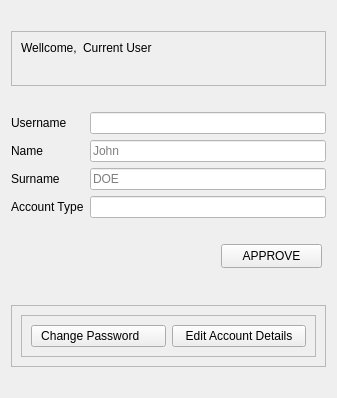
The window that UI_Files/settings_ui.ui (ibrahimes82/VIT3-Python-Module-Week7) describes before a commit, drawn with Qt 5.
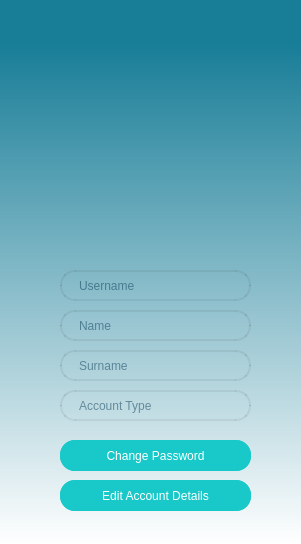
The same window after the commit. Icons and pictures are not drawn.

Commit message: settings ile ilgili moduller uyumlu hale getirildi

What changed in the file:
```diff
--- a/UI_Files/settings_ui.ui
+++ b/UI_Files/settings_ui.ui
@@ -6,10 +6,22 @@
    <rect>
     <x>0</x>
     <y>0</y>
-    <width>337</width>
-    <height>398</height>
+    <width>301</width>
+    <height>544</height>
    </rect>
   </property>
+  <property name="minimumSize">
+   <size>
+    <width>301</width>
+    <height>544</height>
+   </size>
+  </property>
+  <property name="maximumSize">
+   <size>
+    <width>301</width>
+    <height>544</height>
+   </size>
+  </property>
   <property name="windowTitle">
    <string>Settings</string>
   </property>
@@ -18,225 +30,391 @@
     <normaloff>pictures/werhere_icon.png</normaloff>pictures/werhere_icon.png</iconset>
   </property>
   <property name="styleSheet">
-   <string notr="true">One value - border-radius: 100px;</string>
+   <string notr="true">
+background-color: qlineargradient(spread:pad, x1:0.472, y1:0, x2:0.472, y2:1, stop:0.0795455 rgba(24, 125, 151, 255), stop:1 rgba(255, 255, 255, 255));</string>
   </property>
-  <layout class="QVBoxLayout" name="verticalLayout">
-   <item>
-    <spacer name="horizontalSpacer_2">
-     <property name="orientation">
-      <enum>Qt::Horizontal</enum>
-     </property>
-     <property name="sizeHint" stdset="0">
-      <size>
-       <width>40</width>
-       <height>20</height>
-      </size>
-     </property>
-    </spacer>
-   </item>
-   <item>
-    <widget class="QFrame" name="frame">
-     <property name="frameShape">
-      <enum>QFrame::StyledPanel</enum>
-     </property>
-     <property name="frameShadow">
-      <enum>QFrame::Raised</enum>
-     </property>
-     <layout class="QGridLayout" name="gridLayout_3">
-      <item row="0" column="0">
-       <layout class="QFormLayout" name="formLayout_3">
-        <item row="0" column="0">
-         <widget class="QLabel" name="labelHosgeldiniz">
+  <widget class="QLabel" name="labelPicture">
+   <property name="geometry">
+    <rect>
+     <x>20</x>
+     <y>20</y>
+     <width>281</width>
+     <height>201</height>
+    </rect>
+   </property>
+   <property name="styleSheet">
+    <string notr="true">background-color: rgba(0, 0, 0,0%);</string>
+   </property>
           <property name="text">
-           <string>Wellcome,</string>
-          </property>
-         </widget>
-        </item>
-        <item row="0" column="1">
-         <widget class="QLabel" name="labelCurrentUser">
-          <property name="text">
-           <string>Current User</string>
-          </property>
-         </widget>
-        </item>
-       </layout>
-      </item>
-     </layout>
-    </widget>
-   </item>
-   <item>
-    <spacer name="horizontalSpacer">
-     <property name="orientation">
-      <enum>Qt::Horizontal</enum>
-     </property>
-     <property name="sizeHint" stdset="0">
-      <size>
-       <width>316</width>
-       <height>20</height>
-      </size>
-     </property>
-    </spacer>
-   </item>
-   <item>
-    <layout class="QFormLayout" name="formLayout">
-     <item row="0" column="0">
-      <widget class="QLabel" name="labelUserName">
-       <property name="text">
-        <string>Username</string>
-       </property>
-      </widget>
-     </item>
-     <item row="0" column="1">
+    <string/>
+   </property>
+   <property name="pixmap">
+    <pixmap>../../../Downloads/settingFoto.png</pixmap>
+   </property>
+  </widget>
       <widget class="QLineEdit" name="lineEditUserName">
        <property name="enabled">
         <bool>false</bool>
        </property>
+   <property name="geometry">
+    <rect>
+     <x>60</x>
+     <y>270</y>
+     <width>191</width>
+     <height>31</height>
+    </rect>
+   </property>
+   <property name="focusPolicy">
+    <enum>Qt::StrongFocus</enum>
+   </property>
        <property name="styleSheet">
-        <string notr="true">background-color: rgb(255, 255, 255);</string>
-       </property>
-      </widget>
-     </item>
-     <item row="1" column="0">
-      <widget class="QLabel" name="labelName">
+    <string notr="true">QLineEdit {
+ color: rgb(5, 58, 85);
+  border: 2px solid rgba(38, 38, 48,20);
+  border-radius: 15px;
+  
+  padding-left: 15px;
+  background-color: rgba(36, 36, 36,0);
+ 
+}
+
+QLineEdit:hover {
+	border: 2px solid rgb(0, 255, 255);
+}
+
+ QLineEdit:focus  {
+  border: 2px solid rgb(35, 218, 233);
+
+}
+
+   
+
+
+
+</string>
+   </property>
        <property name="text">
-        <string>Name</string>
-       </property>
-      </widget>
-     </item>
-     <item row="1" column="1">
+    <string/>
+   </property>
+   <property name="placeholderText">
+    <string>Username</string>
+   </property>
+  </widget>
       <widget class="QLineEdit" name="lineEditName">
        <property name="enabled">
         <bool>false</bool>
        </property>
+   <property name="geometry">
+    <rect>
+     <x>60</x>
+     <y>310</y>
+     <width>191</width>
+     <height>31</height>
+    </rect>
+   </property>
        <property name="styleSheet">
-        <string notr="true">background-color: rgb(255, 255, 255);</string>
-       </property>
-       <property name="placeholderText">
-        <string>John</string>
-       </property>
-      </widget>
-     </item>
-     <item row="2" column="0">
-      <widget class="QLabel" name="labelSurname">
+    <string notr="true">QLineEdit {
+ color: rgb(5, 58, 85);
+  border: 2px solid rgba(38, 38, 48,20);
+  border-radius: 15px;
+  padding-left: 15px;
+  background-color: rgba(36, 36, 36,0);
+ 
+}
+
+QLineEdit:hover {
+	border: 2px solid rgb(0, 255, 255);
+}
+
+ QLineEdit:focus  {
+  border: 2px solid rgb(35, 218, 233);
+
+}
+
+   
+
+
+
+
+</string>
+   </property>
        <property name="text">
-        <string>Surname</string>
-       </property>
-      </widget>
-     </item>
-     <item row="2" column="1">
+    <string/>
+   </property>
+   <property name="echoMode">
+    <enum>QLineEdit::Normal</enum>
+   </property>
+   <property name="placeholderText">
+    <string>Name</string>
+   </property>
+  </widget>
       <widget class="QLineEdit" name="lineEditSurname">
        <property name="enabled">
         <bool>false</bool>
        </property>
+   <property name="geometry">
+    <rect>
+     <x>60</x>
+     <y>350</y>
+     <width>191</width>
+     <height>31</height>
+    </rect>
+   </property>
        <property name="styleSheet">
-        <string notr="true">background-color: rgb(255, 255, 255);</string>
-       </property>
-       <property name="placeholderText">
-        <string>DOE</string>
-       </property>
-      </widget>
-     </item>
-     <item row="3" column="0">
-      <widget class="QLabel" name="labelAccountType">
+    <string notr="true">QLineEdit {
+ color: rgb(5, 58, 85);
+  border: 2px solid rgba(38, 38, 48,20);
+  border-radius: 15px;
+  padding-left: 15px;
+  background-color: rgba(36, 36, 36,0);
+ 
+}
+
+QLineEdit:hover {
+	border: 2px solid rgb(0, 255, 255);
+}
+
+ QLineEdit:focus  {
+  border: 2px solid rgb(35, 218, 233);
+
+}
+
+   
+
+
+
+
+</string>
+   </property>
        <property name="text">
-        <string>Account Type</string>
-       </property>
-      </widget>
-     </item>
-     <item row="3" column="1">
+    <string/>
+   </property>
+   <property name="echoMode">
+    <enum>QLineEdit::Normal</enum>
+   </property>
+   <property name="placeholderText">
+    <string>Surname</string>
+   </property>
+  </widget>
       <widget class="QLineEdit" name="lineEditAccountType">
        <property name="enabled">
         <bool>false</bool>
        </property>
+   <property name="geometry">
+    <rect>
+     <x>60</x>
+     <y>390</y>
+     <width>191</width>
+     <height>31</height>
+    </rect>
+   </property>
        <property name="styleSheet">
-        <string notr="true">background-color: rgb(255, 255, 255);</string>
-       </property>
-      </widget>
-     </item>
-    </layout>
-   </item>
-   <item>
-    <spacer name="horizontalSpacer_3">
-     <property name="orientation">
-      <enum>Qt::Horizontal</enum>
-     </property>
-     <property name="sizeHint" stdset="0">
-      <size>
-       <width>40</width>
+    <string notr="true">QLineEdit {
+ color: rgb(5, 58, 85);
+  border: 2px solid rgba(38, 38, 48,20);
+  border-radius: 15px;
+  padding-left: 15px;
+  background-color: rgba(36, 36, 36,0);
+ 
+}
+
+QLineEdit:hover {
+	border: 2px solid rgb(0, 255, 255);
+}
+
+ QLineEdit:focus  {
+  border: 2px solid rgb(35, 218, 233);
+
+}
+
+   
+
+
+
+
+</string>
+   </property>
+   <property name="text">
+    <string/>
+   </property>
+   <property name="echoMode">
+    <enum>QLineEdit::Normal</enum>
+   </property>
+   <property name="placeholderText">
+    <string>Account Type</string>
+   </property>
+  </widget>
+  <widget class="QLabel" name="labelWellcome">
+   <property name="geometry">
+    <rect>
+     <x>45</x>
+     <y>240</y>
+     <width>231</width>
        <height>20</height>
-      </size>
-     </property>
-    </spacer>
-   </item>
-   <item>
-    <widget class="QWidget" name="widget" native="true">
-     <widget class="QPushButton" name="pushButtonApprove">
+    </rect>
+   </property>
+   <property name="font">
+    <font>
+     <family>Gabriola</family>
+     <pointsize>20</pointsize>
+    </font>
+   </property>
+   <property name="styleSheet">
+    <string notr="true">background-color: rgba(0, 0, 0,0%);</string>
+   </property>
+   <property name="text">
+    <string/>
+   </property>
+  </widget>
+  <widget class="QFrame" name="frameButtons">
       <property name="geometry">
        <rect>
-        <x>210</x>
-        <y>0</y>
-        <width>101</width>
-        <height>24</height>
-       </rect>
-      </property>
-      <property name="text">
-       <string>APPROVE</string>
-      </property>
-     </widget>
-    </widget>
-   </item>
-   <item>
-    <widget class="QFrame" name="frameApprove">
+     <x>50</x>
+     <y>430</y>
+     <width>211</width>
+     <height>91</height>
+    </rect>
+   </property>
+   <property name="styleSheet">
+    <string notr="true">background-color: rgba(255, 255, 255, 0);</string>
+   </property>
      <property name="frameShape">
       <enum>QFrame::StyledPanel</enum>
      </property>
      <property name="frameShadow">
       <enum>QFrame::Raised</enum>
      </property>
-     <layout class="QGridLayout" name="gridLayout">
-      <item row="0" column="0" rowspan="3">
-       <widget class="QFrame" name="frameChangeEdit">
-        <property name="frameShape">
-         <enum>QFrame::StyledPanel</enum>
-        </property>
-        <property name="frameShadow">
-         <enum>QFrame::Raised</enum>
-        </property>
-        <layout class="QGridLayout" name="gridLayout_2">
-         <item row="0" column="0">
           <widget class="QPushButton" name="pushButtonChangePassword">
+    <property name="geometry">
+     <rect>
+      <x>10</x>
+      <y>10</y>
+      <width>191</width>
+      <height>31</height>
+     </rect>
+    </property>
+    <property name="mouseTracking">
+     <bool>true</bool>
+    </property>
+    <property name="focusPolicy">
+     <enum>Qt::StrongFocus</enum>
+    </property>
+    <property name="styleSheet">
+     <string notr="true">
+QPushButton{
+	border-radius : 15px;
+	background-color : rgb(25, 200, 200);
+	color: rgb(255, 255, 255);
+ 
+}
+QPushButton:hover{
+	background-color: rgb(20, 135, 135);
+    border: 2px solid rgb(162, 0, 0);
+	
+}
+
+</string>
+    </property>
            <property name="text">
-            <string>Change Password     </string>
-           </property>
-          </widget>
-         </item>
-         <item row="0" column="1">
+     <string>Change Password</string>
+    </property>
+   </widget>
           <widget class="QPushButton" name="pushButtonChangeAccountDetails">
+    <property name="geometry">
+     <rect>
+      <x>10</x>
+      <y>50</y>
+      <width>191</width>
+      <height>31</height>
+     </rect>
+    </property>
+    <property name="styleSheet">
+     <string notr="true">QPushButton{
+	border-radius : 15px;
+	background-color : rgb(25, 200, 200);
+	color: rgb(255, 255, 255);
+}
+QPushButton:hover{
+	background-color: rgb(20, 135, 135);
+    border: 2px solid rgb(162, 0, 0);
+}
+</string>
+    </property>
            <property name="text">
             <string>Edit Account Details</string>
            </property>
           </widget>
-         </item>
-        </layout>
-       </widget>
-      </item>
-     </layout>
-    </widget>
-   </item>
-   <item>
-    <spacer name="horizontalSpacer_4">
-     <property name="orientation">
-      <enum>Qt::Horizontal</enum>
-     </property>
-     <property name="sizeHint" stdset="0">
-      <size>
-       <width>316</width>
-       <height>20</height>
-      </size>
-     </property>
-    </spacer>
-   </item>
-  </layout>
+  </widget>
+  <widget class="QPushButton" name="pushButtonApprove">
+   <property name="geometry">
+    <rect>
+     <x>60</x>
+     <y>440</y>
+     <width>191</width>
+     <height>31</height>
+    </rect>
+   </property>
+   <property name="mouseTracking">
+    <bool>true</bool>
+   </property>
+   <property name="focusPolicy">
+    <enum>Qt::StrongFocus</enum>
+   </property>
+   <property name="styleSheet">
+    <string notr="true">
+QPushButton{
+	border-radius : 15px;
+	background-color : rgb(25, 200, 200);
+	color: rgb(255, 255, 255);
+ 
+}
+QPushButton:hover{
+	background-color: rgb(20, 135, 135);
+    border: 2px solid rgb(162, 0, 0);
+	
+}
+
+</string>
+   </property>
+   <property name="text">
+    <string>APPROVE</string>
+   </property>
+  </widget>
+  <widget class="QPushButton" name="pushButtonCancel">
+   <property name="geometry">
+    <rect>
+     <x>60</x>
+     <y>480</y>
+     <width>191</width>
+     <height>31</height>
+    </rect>
+   </property>
+   <property name="styleSheet">
+    <string notr="true">QPushButton{
+	border-radius : 15px;
+	background-color : rgb(25, 200, 200);
+	color: rgb(255, 255, 255);
+}
+QPushButton:hover{
+	background-color: rgb(20, 135, 135);
+    border: 2px solid rgb(162, 0, 0);
+}
+</string>
+   </property>
+   <property name="text">
+    <string>CANCEL</string>
+   </property>
+  </widget>
+  <zorder>pushButtonCancel</zorder>
+  <zorder>pushButtonApprove</zorder>
+  <zorder>labelPicture</zorder>
+  <zorder>lineEditUserName</zorder>
+  <zorder>lineEditName</zorder>
+  <zorder>lineEditSurname</zorder>
+  <zorder>lineEditAccountType</zorder>
+  <zorder>labelWellcome</zorder>
+  <zorder>formLayoutWidget</zorder>
+  <zorder>frameButtons</zorder>
  </widget>
  <resources/>
  <connections/>
```
Lines whose indentation alone changed are shown as unchanged. The commit also changes 2 other files.
